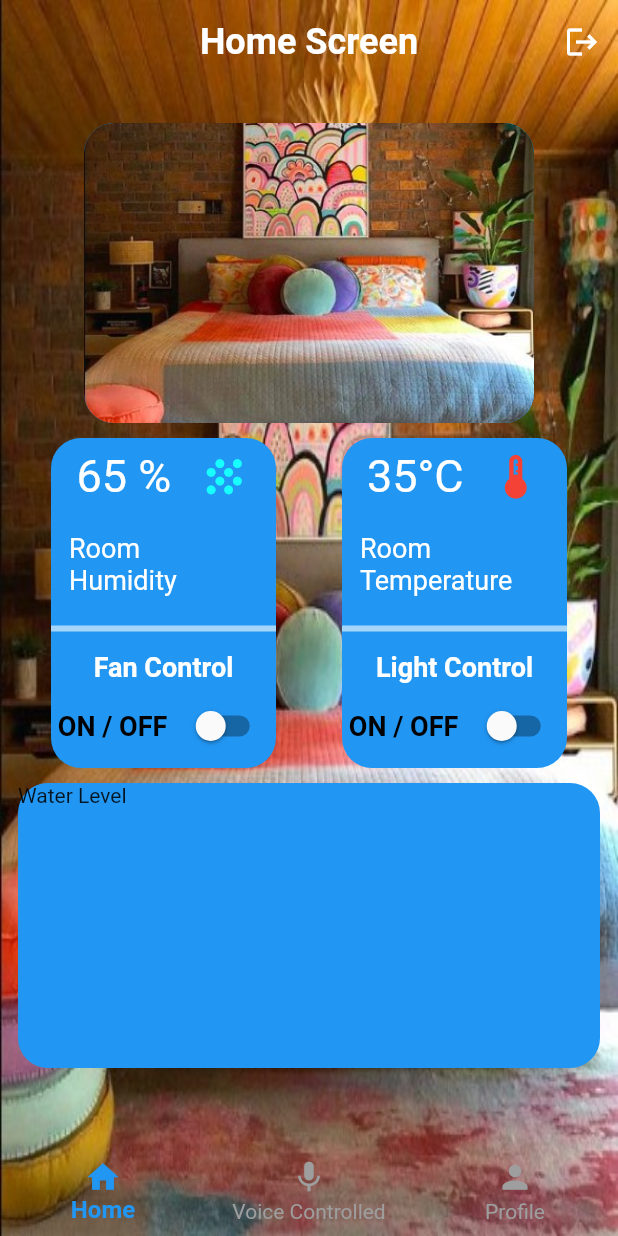
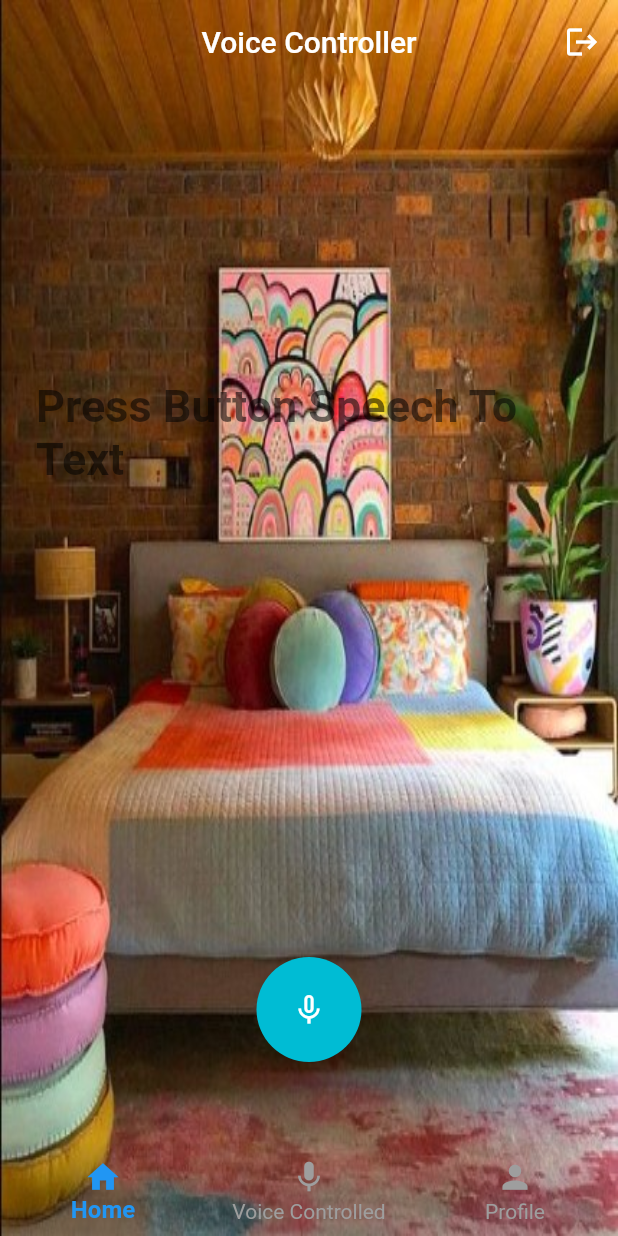
Before and after one commit to Alexander-mr-tech/Home_Automation_Voice_Control, a Flutter app: the screen it shows after launch, on a phone screen of 412 x 824 dp. Run offline on Flutter 3.47's test engine with Material 2 defaults, Android fonts, the phone set to English and light mode, and no system bars; drawn by our look-alikes of avatar_glow; our stand-ins replace speech_to_text.

Commit message:
voice feature

```diff
--- a/lib/Voice_Controlled.dart
+++ b/lib/Voice_Controlled.dart
@@ -0,0 +1,135 @@
+import 'package:avatar_glow/avatar_glow.dart';
+import 'package:flutter/material.dart';
+import 'package:home_automation_using_voice_commands/background_image.dart';
+import 'package:speech_to_text/speech_to_text.dart';
+
+class VoiceControl extends StatefulWidget {
+  const VoiceControl({Key? key}) : super(key: key);
+
+  @override
+  State<VoiceControl> createState() => _VoiceControlState();
+}
+
+class _VoiceControlState extends State<VoiceControl> {
+
+  SpeechToText speechToText = SpeechToText();
+  var text = "Press Button Speech To Text";
+
+  var isListening = false;
+  int _selectedIndex = 0;
+  void _onItemTapped(int index) {
+    setState(() {
+      _selectedIndex = index;
+    });
+  }
+  @override
+  Widget build(BuildContext context) {
+    return bgWidget(
+      child: Scaffold(
+        floatingActionButtonLocation: FloatingActionButtonLocation.centerFloat,
+        floatingActionButton: AvatarGlow(
+          endRadius: 75.0,
+          animate: isListening,
+          duration: const Duration(milliseconds: 2000),
+          repeat: true,
+          repeatPauseDuration: const Duration(milliseconds: 100),
+          showTwoGlows: true,
+          glowColor: Colors.white,
+          child: GestureDetector(
+            onTapDown: (details) async {
+              if(!isListening){
+                var available = await speechToText.initialize();
+                if(available){
+                  setState(() {
+                    isListening = true;
+                    speechToText.listen(
+                      onResult: (result){
+                        setState(() {
+                          text = result.recognizedWords;
+                        });
+                      }
+                    );
+                  });
+                }
+              }
+            },
+            onTapUp: (details){
+              setState(() {
+                isListening = false;
+              });
+              speechToText.stop();
+            },
+            child: CircleAvatar(
+              backgroundColor: Colors.cyan,
+              radius: 35,
+              child: Icon(isListening ? Icons.mic : Icons.mic_none,color: Colors.white,),
+            ),
+          ),
+        ) ,
+
+        resizeToAvoidBottomInset: false,
+        extendBodyBehindAppBar: true,
+        backgroundColor: Colors.transparent,
+        appBar: AppBar(
+          title: const Text("Voice Controller"),
+          actions: [
+            IconButton(
+              icon: const Icon(Icons.logout),
+              onPressed: () {
+                // Handle logout button press
+              },
+            ),
+          ],
+          centerTitle: true,
+          backgroundColor: Colors.transparent,
+          elevation: 0,
+        ),
+        body: SingleChildScrollView(
+          reverse: true,
+          physics: const BouncingScrollPhysics(),
+          child: Container(
+            width: MediaQuery.of(context).size.width,
+            height: MediaQuery.of(context).size.height * 0.7,
+            alignment: Alignment.center,
+            padding: const EdgeInsets.symmetric(horizontal: 24,vertical: 16),
+            margin: const EdgeInsets.only(bottom: 150),
+            child: Text(text,style: TextStyle(fontSize: 30,
+            color: isListening ? Colors.black87 : Colors.black54 ,fontWeight: FontWeight.w600),),
+          ),
+        ),
+        bottomNavigationBar: BottomNavigationBar(
+          selectedLabelStyle: const TextStyle(fontSize: 16,fontWeight: FontWeight.bold,),
+          unselectedLabelStyle: const TextStyle(fontSize: 14),
+          selectedItemColor: Colors.blue,
+          unselectedItemColor: Colors.grey,
+          backgroundColor: Colors.transparent,
+          currentIndex: _selectedIndex,
+          onTap: _onItemTapped,
+          items: const <BottomNavigationBarItem>[
+            BottomNavigationBarItem(
+              icon: Icon(
+                Icons.home,
+                size: 25,
+              ),
+              label: 'Home',
+            ),
+            BottomNavigationBarItem(
+              icon: Icon(
+                Icons.mic,
+                size: 25,
+              ),
+              label: 'Voice Controlled',
+            ),
+            BottomNavigationBarItem(
+              icon: Icon(
+                Icons.person,
+                size: 25,
+              ),
+              label: 'Profile',
+            ),
+          ],
+        ),
+      )
+    );
+  }
+}
--- a/lib/main.dart
+++ b/lib/main.dart
@@ -1,5 +1,6 @@
 import 'package:flutter/material.dart';
-import 'package:home_automation_using_voice_commands/Home_Screen.dart';
+// import 'package:home_automation_using_voice_commands/Home_Screen.dart';
+import 'package:home_automation_using_voice_commands/Voice_Controlled.dart';
 
 void main() {
   runApp(const MyApp());
@@ -14,7 +15,8 @@ class MyApp extends StatelessWidget {
     return const MaterialApp(
       debugShowCheckedModeBanner: false,
       title: 'Flutter Demo',
-      home: HomeScreen(),
+      home: VoiceControl(),
+      // HomeScreen(),
     );
   }
 }
--- a/pubspec.yaml
+++ b/pubspec.yaml
@@ -35,6 +35,8 @@ dependencies:
   # The following adds the Cupertino Icons font to your application.
   # Use with the CupertinoIcons class for iOS style icons.
   cupertino_icons: ^1.0.2
+  avatar_glow: ^2.0.2
+  speech_to_text: ^6.1.1
 
 dev_dependencies:
   flutter_test:
```
Also changed, not shown: pubspec.lock, 3 other files.
